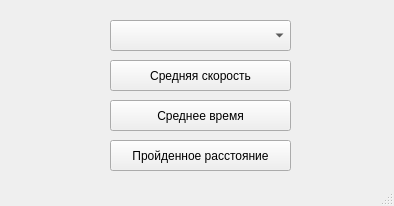
This is ui/frm_graph.ui in Velesey/SkiRunner as Qt 5 draws it before an edit. The edited form follows.
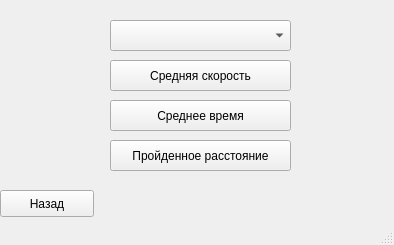
This is the edited form.

Commit message: Графики. Связал с первой формой. Изменил график расстояния, теперь берет всю информацию за 1 день

```diff
--- a/ui/frm_graph.ui
+++ b/ui/frm_graph.ui
@@ -7,7 +7,7 @@
     <x>0</x>
     <y>0</y>
     <width>394</width>
-    <height>206</height>
+    <height>245</height>
    </rect>
   </property>
   <property name="windowTitle">
@@ -63,6 +63,19 @@
      <string>Пройденное расстояние</string>
     </property>
    </widget>
+   <widget class="QPushButton" name="bt_back">
+    <property name="geometry">
+     <rect>
+      <x>0</x>
+      <y>190</y>
+      <width>94</width>
+      <height>27</height>
+     </rect>
+    </property>
+    <property name="text">
+     <string>Назад</string>
+    </property>
+   </widget>
   </widget>
   <widget class="QStatusBar" name="statusbar"/>
  </widget>
```
The commit also changes 5 other files.
